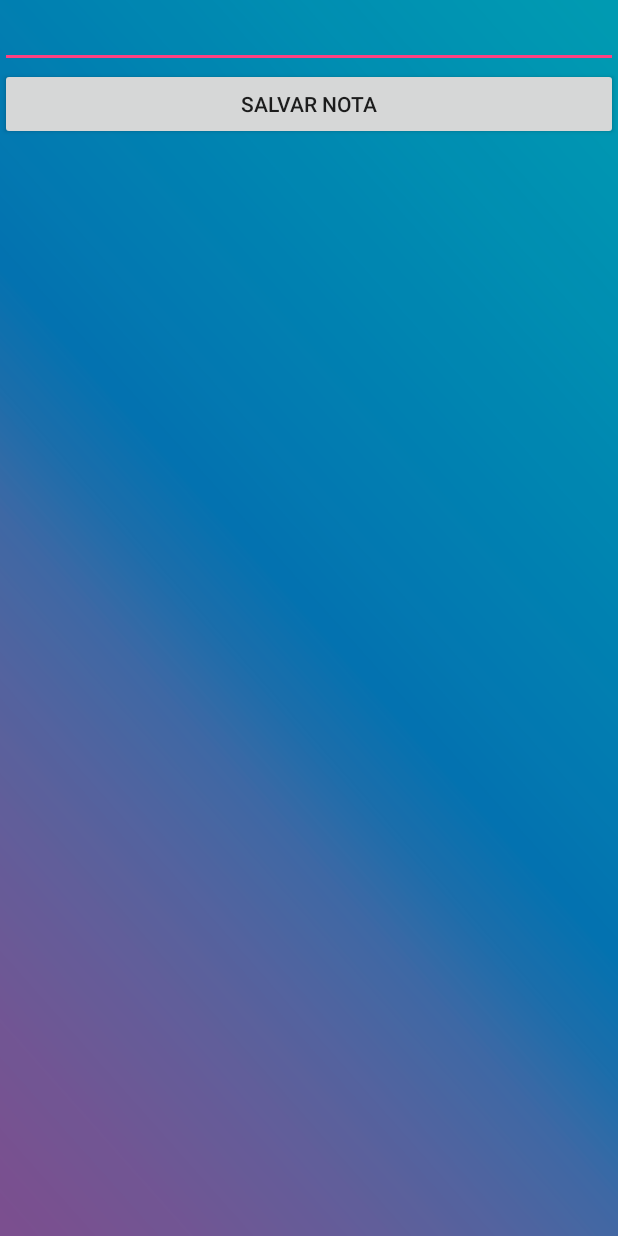
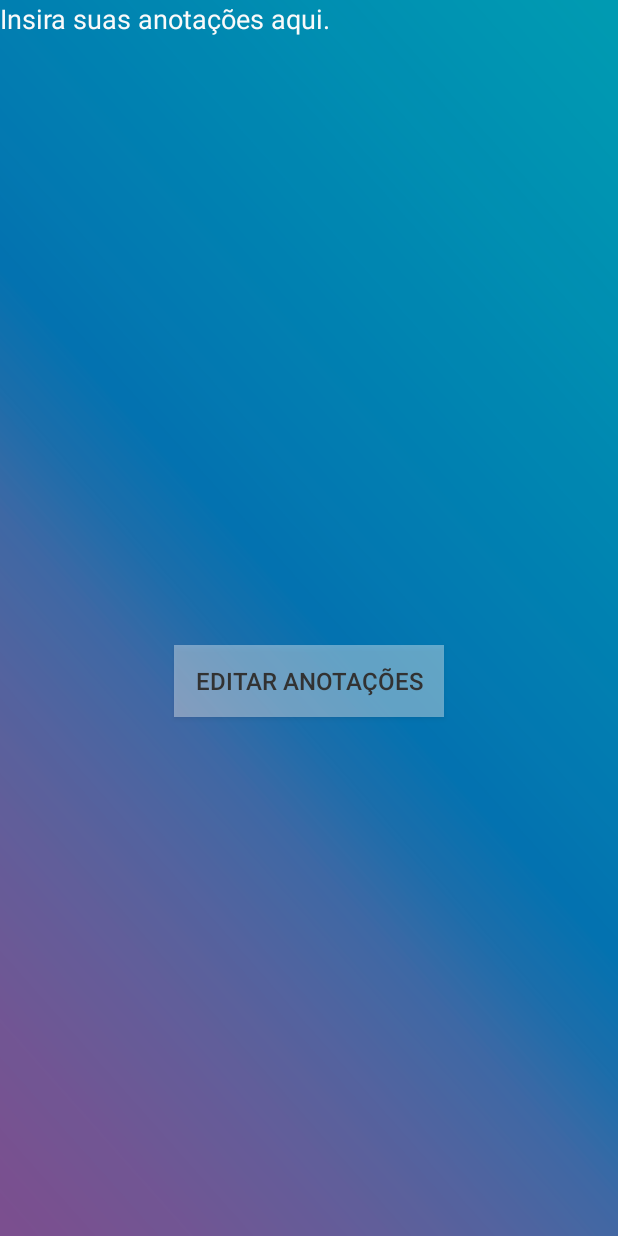
Before and after one commit to Bruno255/beethoven, an Android app: the EscreverActivity screen opened directly, with no data from a screen before it, on a phone screen of 412 x 824 dp. Run offline under Robolectric (Android 15) with nearby library versions, the phone set to English and light mode, and no system bars.

Commit message:
Working in Android application.

```diff
--- a/android/BeethovenApp/app/src/main/res/layout/activity_boletim.xml
+++ b/android/BeethovenApp/app/src/main/res/layout/activity_boletim.xml
@@ -10,4 +10,9 @@
     android:background="@drawable/background"
     tools:context=".BoletimActivity">
 
+    <LinearLayout
+        android:id="@+id/lnL_horizontal"
+        android:layout_width="match_parent"
+        android:layout_height="match_parent"
+        android:orientation="horizontal"></LinearLayout>
 </android.support.constraint.ConstraintLayout>
--- a/android/BeethovenApp/app/src/main/res/layout/activity_escrever.xml
+++ b/android/BeethovenApp/app/src/main/res/layout/activity_escrever.xml
@@ -18,15 +18,29 @@
 
         <EditText
             android:id="@+id/edT_nota"
+            android:background="#AAFFFFFF"
+            android:gravity="top|left"
+            android:minLines="20"
+            android:enabled="false"
+            android:textColor="#FAFAFA"
+            android:textColorHint="#FAFAFA"
+            android:backgroundTint="#00000000"
             android:layout_width="match_parent"
             android:layout_height="wrap_content"
             android:ems="10"
+            android:hint="Insira suas anotações aqui."
             android:inputType="textMultiLine" />
 
         <Button
             android:id="@+id/btn_salvar"
-            android:layout_width="match_parent"
+            android:layout_gravity="center"
+            android:background="#60FFFFFF"
+            android:textColor="#323232"
+            android:textSize="16sp"
+            android:layout_width="180dp"
             android:layout_height="wrap_content"
-            android:text="Salvar Nota" />
+            android:text="Editar Anotações" />
+
     </LinearLayout>
+
 </android.support.constraint.ConstraintLayout>
```
